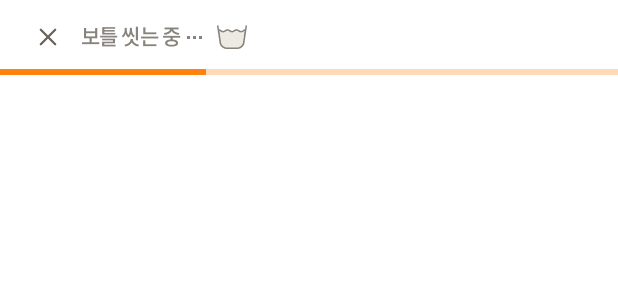
After one commit to 0-Crew/WYB_Android, an Android app: the layout include_challenge_open_nav.xml on its own in the app's theme, with its tools: preview values and no code run, on a phone screen of 412 x 824 dp. The commit adds this screen. Shown: the top 300 px of the screen. Run offline under Robolectric (Android 15) with nearby library versions, the light colour scheme and no system bars.

Commit message:
[layout] 챌린지 오픈 화면 상단의 navigationBar include layout 생성

```diff
--- /dev/null
+++ b/app/src/main/res/drawable/ic_x_24.xml
@@ -0,0 +1,13 @@
+<vector xmlns:android="http://schemas.android.com/apk/res/android"
+    android:width="24dp"
+    android:height="24dp"
+    android:viewportWidth="24"
+    android:viewportHeight="24">
+    <path
+        android:fillColor="#00000000"
+        android:pathData="m7.2,7.2 l9.6,9.6m-9.6,0 l9.6,-9.6"
+        android:strokeWidth="1.5"
+        android:strokeColor="#000000"
+        android:strokeLineCap="round"
+        android:strokeLineJoin="round" />
+</vector>
--- /dev/null
+++ b/app/src/main/res/layout/include_challenge_open_nav.xml
@@ -0,0 +1,82 @@
+<?xml version="1.0" encoding="utf-8"?>
+<FrameLayout xmlns:android="http://schemas.android.com/apk/res/android"
+    xmlns:app="http://schemas.android.com/apk/res-auto"
+    xmlns:tools="http://schemas.android.com/tools"
+    android:id="@+id/layoutNavBar"
+    android:layout_width="match_parent"
+    android:layout_height="50dp">
+
+    <LinearLayout
+        android:layout_width="match_parent"
+        android:layout_height="match_parent"
+        android:orientation="horizontal">
+
+        <ImageButton
+            android:id="@+id/btnNav"
+            android:layout_width="24dp"
+            android:layout_height="24dp"
+            android:layout_gravity="center_vertical"
+            android:layout_marginStart="20dp"
+            android:background="@android:color/transparent"
+            app:tint="@color/gray_4"
+            tools:src="@drawable/ic_x_24" />
+
+        <TextView
+            android:id="@+id/tvNavTitle"
+            android:layout_width="wrap_content"
+            android:layout_height="wrap_content"
+            android:layout_gravity="center_vertical"
+            android:layout_marginStart="10dp"
+            android:textAppearance="@style/TextAppearance.WYBComponents.Medium.14"
+            android:textColor="@color/gray_3"
+            tools:text="@string/challenge_open_comfort_nav_title" />
+
+        <LinearLayout
+            android:id="@+id/layoutEllipsis"
+            android:layout_width="wrap_content"
+            android:layout_height="wrap_content"
+            android:layout_gravity="center_vertical"
+            android:layout_marginStart="4dp"
+            android:orientation="horizontal">
+
+            <View
+                android:layout_width="2dp"
+                android:layout_height="2dp"
+                android:layout_marginEnd="2dp"
+                android:background="@color/gray_3" />
+
+            <View
+                android:layout_width="2dp"
+                android:layout_height="2dp"
+                android:layout_marginEnd="2dp"
+                android:background="@color/gray_3" />
+
+            <View
+                android:layout_width="2dp"
+                android:layout_height="2dp"
+                android:background="@color/gray_3" />
+
+        </LinearLayout>
+
+        <ImageView
+            android:id="@+id/ivBottle"
+            android:layout_width="wrap_content"
+            android:layout_height="wrap_content"
+            android:layout_gravity="center_vertical"
+            android:layout_marginStart="10dp"
+            tools:src="@drawable/ic_nav_bottle_washing" />
+
+    </LinearLayout>
+
+    <ProgressBar
+        android:id="@+id/progressBar"
+        style="?android:attr/progressBarStyleHorizontal"
+        android:layout_width="match_parent"
+        android:layout_height="wrap_content"
+        android:layout_gravity="bottom"
+        android:max="3"
+        android:minHeight="4dp"
+        android:progressDrawable="@drawable/progress_challenge_open"
+        tools:progress="1" />
+
+</FrameLayout>
--- a/app/src/main/res/values/strings.xml
+++ b/app/src/main/res/values/strings.xml
@@ -33,4 +33,5 @@
 
     <!-- ChallengeOpenComfortFragment -->
     <string name="challenge_open_comfort_hint">플라스틱 빨대 사용 안 하기</string>
+    <string name="challenge_open_comfort_nav_title">보틀 씻는 중</string>
 </resources>
```
Also changed, not shown: app/src/main/res/drawable-hdpi/ic_nav_bottle_washing.png (added), app/src/main/res/drawable-mdpi/ic_nav_bottle_washing.png (added), app/src/main/res/drawable-xhdpi/ic_nav_bottle_washing.png (added), app/src/main/res/drawable-xxhdpi/ic_nav_bottle_washing.png (added), app/src/main/res/drawable-xxxhdpi/ic_nav_bottle_washing.png (added).
